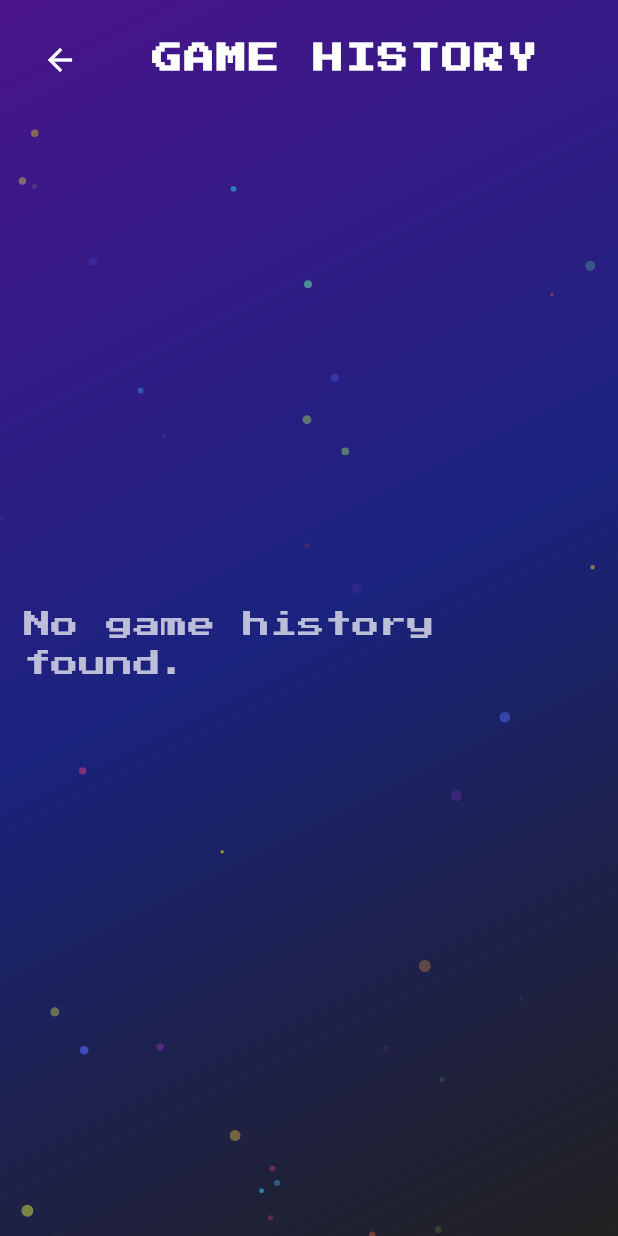
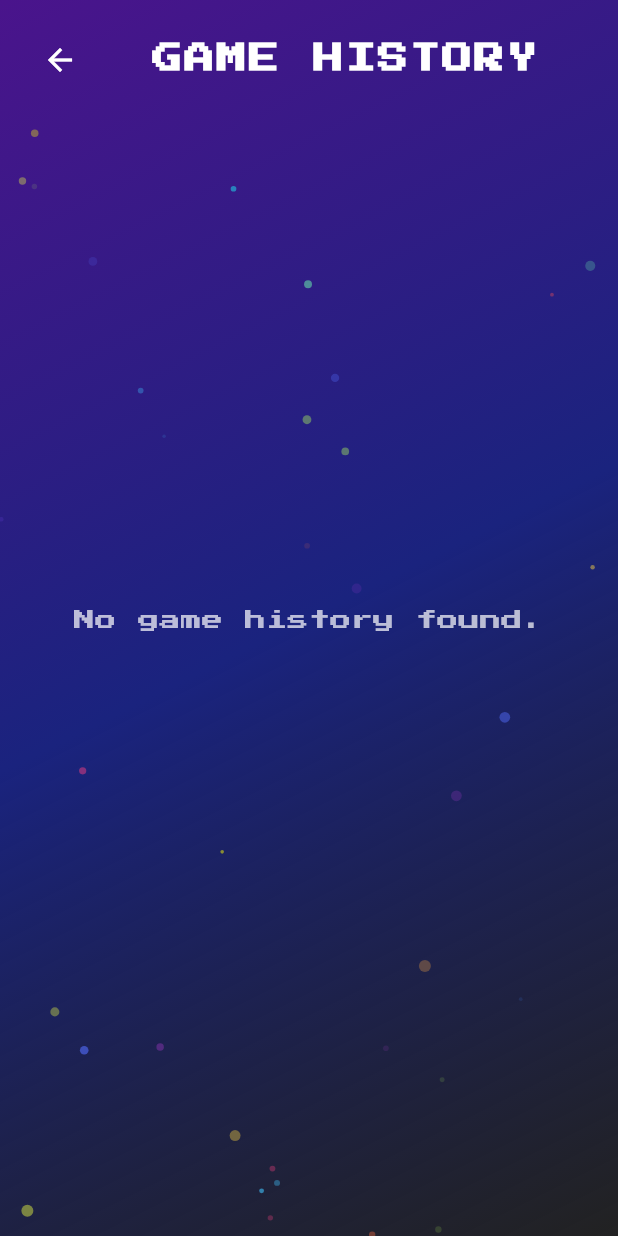
Before and after one commit to PHarshilLadila/mirror-world-runner, a Flutter app: the GameHistoryScreen screen opened directly, on a phone screen of 412 x 824 dp. Run offline on Flutter 3.47's test engine with Material 3 defaults, Android fonts, the phone set to English and light mode, and no system bars; our stand-ins replace cloud_firestore, firebase_auth, firebase_core, google_fonts, shared_preferences, vibration; missing offline and left inert: flame, flame_audio; accounts and stored records are empty.

Commit message:
basic changes

```diff
--- a/lib/screens/game_history_screen.dart
+++ b/lib/screens/game_history_screen.dart
@@ -104,10 +104,8 @@
     try {
       final history = await authService.getUserGameHistory(false);
 
-      // Debug print total fetched games
       debugPrint("Total games fetched: ${history.length}");
 
-      // Also print unique games count after removing duplicates
       final uniqueGames = getUniqueGames(history);
       debugPrint("Total unique games to display: ${uniqueGames.length}");
 
@@ -169,8 +167,6 @@
             ),
           ),
           SafeArea(
-            child: Padding(
-              padding: const EdgeInsets.all(16.0),
             child:
                 isLoading
                     ? Center(
@@ -182,6 +178,8 @@
                       ),
                     )
                     : SingleChildScrollView(
+                      child: Padding(
+                        padding: const EdgeInsets.all(16.0),
                         child: Column(
                           crossAxisAlignment: CrossAxisAlignment.start,
                           children: [
@@ -283,7 +281,7 @@
                                     "No game history found.",
                                     style: TextStyle(
                                       color: Colors.white70,
-                                      fontSize: 18,
+                                      fontSize: 14,
                                     ),
                                   ),
                                 ),
```
Lines whose indentation alone changed are shown as unchanged.
